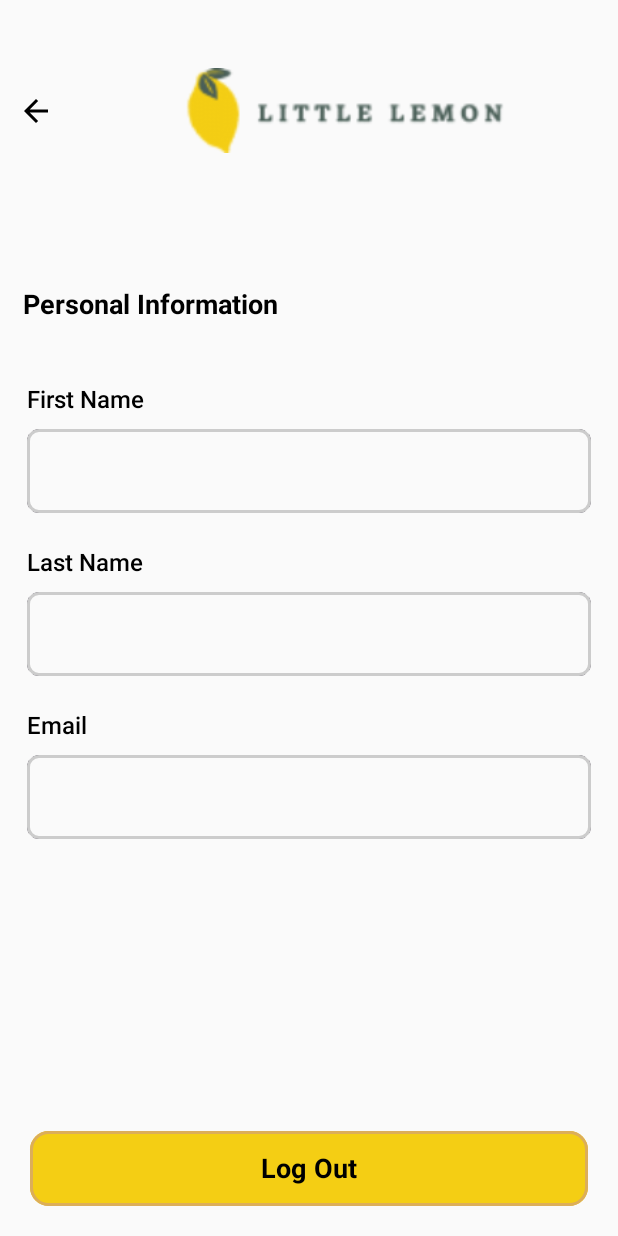
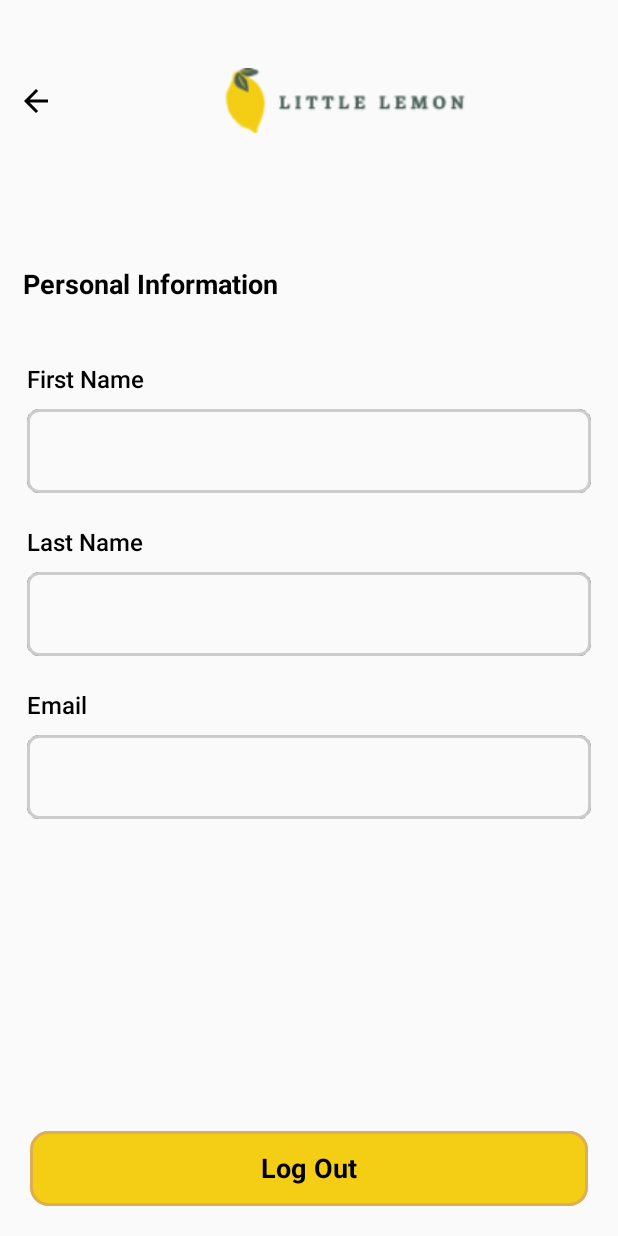
Before and after one commit to 3mohamed-abdelfattah/Little-Limon, an Android app built with Jetpack Compose: the ProfileScreen screen opened through its navigation route, on a phone screen of 412 x 824 dp. Run offline under Robolectric (Android 15) with nearby library versions, the light colour scheme and no system bars.

Commit message:
Edit Photo issue in large screen

```diff
--- a/app/src/main/java/kmp/project/littlelemon/screens/Profile.kt
+++ b/app/src/main/java/kmp/project/littlelemon/screens/Profile.kt
@@ -6,6 +6,7 @@ import androidx.compose.foundation.BorderStroke
 import androidx.compose.foundation.Image
 import androidx.compose.foundation.border
 import androidx.compose.foundation.layout.Arrangement
+import androidx.compose.foundation.layout.Box
 import androidx.compose.foundation.layout.Column
 import androidx.compose.foundation.layout.Row
 import androidx.compose.foundation.layout.Spacer
@@ -13,6 +14,7 @@ import androidx.compose.foundation.layout.fillMaxSize
 import androidx.compose.foundation.layout.fillMaxWidth
 import androidx.compose.foundation.layout.height
 import androidx.compose.foundation.layout.padding
+import androidx.compose.foundation.layout.width
 import androidx.compose.foundation.shape.RoundedCornerShape
 import androidx.compose.foundation.text.KeyboardOptions
 import androidx.compose.material.icons.Icons
@@ -80,15 +82,17 @@ fun ProfileScreen(navController: NavController) {
                 }
             }) { Icon(Icons.AutoMirrored.Sharp.ArrowBack, contentDescription = "Back") }
 
+            Box(modifier = Modifier.fillMaxWidth()) {
                 Image(
                     painter = (painterResource(id = R.drawable.logo)),
                     contentDescription = "App Logo",
                     modifier = Modifier
                         .padding(vertical = 30.dp, horizontal = 50.dp)
-                    .weight(1f),
+                        .align(Alignment.Center)
+                        .width(200.dp),
                     contentScale = ContentScale.FillWidth
                 )
-
+            }
         }
 
         Spacer(modifier = Modifier.height(30.dp))
```
Lines whose indentation alone changed are shown as unchanged.
